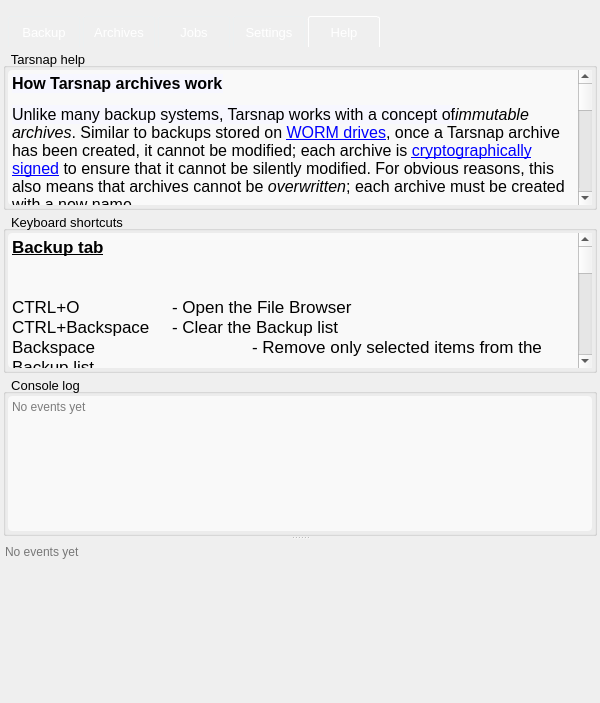
This is forms/mainwindow.ui in Tarsnap/tarsnap-gui as Qt 5 draws it before an edit. The edited form follows.
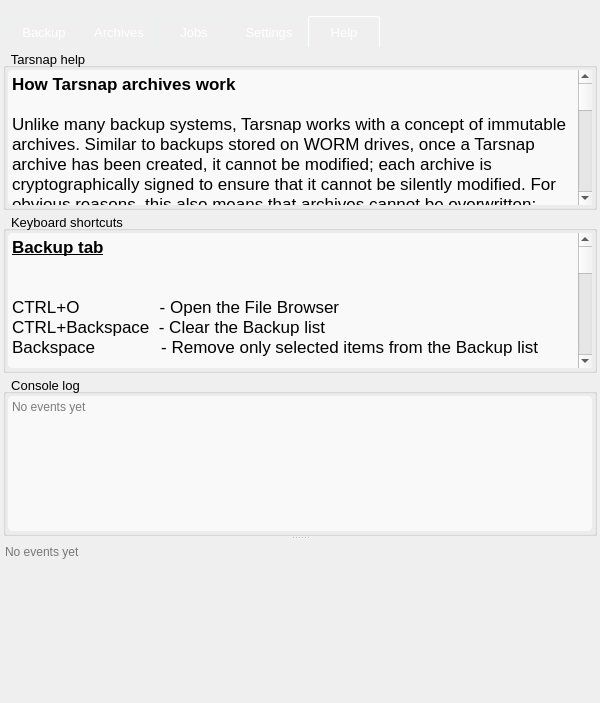
This is the edited form. The open tabs and pages were chosen to show the change. Icons and pictures are not drawn. Custom widgets are drawn as their Qt base class.

Commit message: Improve formatting of text in the Help pane.

Diff of the .ui file:
```diff
--- a/forms/mainwindow.ui
+++ b/forms/mainwindow.ui
@@ -1734,12 +1734,17 @@
 &lt;html&gt;&lt;head&gt;&lt;meta name=&quot;qrichtext&quot; content=&quot;1&quot; /&gt;&lt;style type=&quot;text/css&quot;&gt;
 p, li { white-space: pre-wrap; }
 &lt;/style&gt;&lt;/head&gt;&lt;body style=&quot; font-family:'.Helvetica Neue DeskInterface'; font-size:13pt; font-weight:400; font-style:normal;&quot;&gt;
-&lt;p style=&quot; margin-top:12px; margin-bottom:12px; margin-left:0px; margin-right:0px; -qt-block-indent:0; text-indent:0px;&quot;&gt;&lt;span style=&quot; font-family:'Droid Sans,sans-serif'; font-size:12pt; font-weight:600; color:#000000; background-color:#f7f7ff;&quot;&gt;How Tarsnap archives work&lt;/span&gt;&lt;/p&gt;
-&lt;p style=&quot; margin-top:12px; margin-bottom:12px; margin-left:0px; margin-right:0px; -qt-block-indent:0; text-indent:0px;&quot;&gt;&lt;span style=&quot; font-family:'Droid Sans,sans-serif'; font-size:12pt; color:#000000; background-color:#f7f7ff;&quot;&gt;Unlike many backup systems, Tarsnap works with a concept of&lt;/span&gt;&lt;span style=&quot; font-family:'Droid Sans,sans-serif'; font-size:12pt; font-style:italic; color:#000000;&quot;&gt;immutable archives&lt;/span&gt;&lt;span style=&quot; font-family:'Droid Sans,sans-serif'; font-size:12pt; color:#000000;&quot;&gt;. Similar to backups stored on &lt;/span&gt;&lt;a href=&quot;http://en.wikipedia.org/wiki/Write_once_read_many&quot;&gt;&lt;span style=&quot; font-family:'Droid Sans,sans-serif'; font-size:12pt; text-decoration: underline; color:#0000ff;&quot;&gt;WORM drives&lt;/span&gt;&lt;/a&gt;&lt;span style=&quot; font-family:'Droid Sans,sans-serif'; font-size:12pt; color:#000000;&quot;&gt;, once a Tarsnap archive has been created, it cannot be modified; each archive is &lt;/span&gt;&lt;a href=&quot;https://www.tarsnap.com/crypto.html&quot;&gt;&lt;span style=&quot; font-family:'Droid Sans,sans-serif'; font-size:12pt; text-decoration: underline; color:#0000ff;&quot;&gt;cryptographically signed&lt;/span&gt;&lt;/a&gt;&lt;span style=&quot; font-family:'Droid Sans,sans-serif'; font-size:12pt; color:#000000;&quot;&gt; to ensure that it cannot be silently modified. For obvious reasons, this also means that archives cannot be &lt;/span&gt;&lt;span style=&quot; font-family:'Droid Sans,sans-serif'; font-size:12pt; font-style:italic; color:#000000;&quot;&gt;overwritten&lt;/span&gt;&lt;span style=&quot; font-family:'Droid Sans,sans-serif'; font-size:12pt; color:#000000;&quot;&gt;; each archive must be created with a new name.&lt;/span&gt;&lt;/p&gt;
-&lt;p style=&quot; margin-top:12px; margin-bottom:12px; margin-left:0px; margin-right:0px; -qt-block-indent:0; text-indent:0px;&quot;&gt;&lt;span style=&quot; font-family:'Droid Sans,sans-serif'; font-size:12pt; color:#000000; background-color:#f7f7ff;&quot;&gt;Tarsnap also makes creating new archives very fast: Because Tarsnap&lt;/span&gt;&lt;a href=&quot;https://www.tarsnap.com/efficiency.html&quot;&gt;&lt;span style=&quot; font-family:'Droid Sans,sans-serif'; font-size:12pt; text-decoration: underline; color:#0000ff;&quot;&gt;deduplicates&lt;/span&gt;&lt;/a&gt;&lt;span style=&quot; font-family:'Droid Sans,sans-serif'; font-size:12pt; color:#000000;&quot;&gt; archives against data stored in previous archives, if you have an archive already stored with a previous version of the data you're placing into a new archive, Tarsnap will automatically recognize the duplicated data and only upload the new blocks. Similarly, when you delete an archive, Tarsnap figures out which data was &lt;/span&gt;&lt;span style=&quot; font-family:'Droid Sans,sans-serif'; font-size:12pt; font-style:italic; color:#000000;&quot;&gt;only&lt;/span&gt;&lt;span style=&quot; font-family:'Droid Sans,sans-serif'; font-size:12pt; color:#000000;&quot;&gt; in that archive, and deletes it, while leaving behind any data which is still needed by other archives.&lt;/span&gt;&lt;/p&gt;
-&lt;p style=&quot; margin-top:12px; margin-bottom:12px; margin-left:0px; margin-right:0px; -qt-block-indent:0; text-indent:0px;&quot;&gt;&lt;span style=&quot; font-family:'Droid Sans,sans-serif'; font-size:12pt; color:#000000; background-color:#f7f7ff;&quot;&gt;In short, to use Tarsnap you should start by forgetting everything you know about managing backups. If you want a backup of your data every day, then just ask Tarsnap to create a backup of your data every day.&lt;/span&gt;&lt;/p&gt;
-&lt;p style=&quot; margin-top:12px; margin-bottom:12px; margin-left:0px; margin-right:0px; -qt-block-indent:0; text-indent:0px;&quot;&gt;&lt;span style=&quot; font-family:'Droid Sans,sans-serif'; font-size:12pt; font-weight:600; color:#000000; background-color:#f7f7ff;&quot;&gt;Tarsnap cache directory&lt;/span&gt;&lt;/p&gt;
-&lt;p style=&quot; margin-top:12px; margin-bottom:12px; margin-left:0px; margin-right:0px; -qt-block-indent:0; text-indent:0px;&quot;&gt;&lt;span style=&quot; font-family:'Droid Sans,sans-serif'; font-size:12pt; color:#000000; background-color:#f7f7ff;&quot;&gt;The&lt;/span&gt;&lt;span style=&quot; font-family:'Courier New,courier'; font-size:12pt; color:#000000;&quot;&gt;tarsnap -c&lt;/span&gt;&lt;span style=&quot; font-family:'Droid Sans,sans-serif'; font-size:12pt; color:#000000;&quot;&gt; and &lt;/span&gt;&lt;span style=&quot; font-family:'Courier New,courier'; font-size:12pt; color:#000000;&quot;&gt;tarsnap -d&lt;/span&gt;&lt;span style=&quot; font-family:'Droid Sans,sans-serif'; font-size:12pt; color:#000000;&quot;&gt; (archive creating and deleting) operations use a &amp;quot;cache directory&amp;quot; which allows Tarsnap to identify which blocks of data have been previously stored; this directory is specified via the &lt;/span&gt;&lt;span style=&quot; font-family:'Courier New,courier'; font-size:12pt; color:#000000;&quot;&gt;cachedir&lt;/span&gt;&lt;span style=&quot; font-family:'Droid Sans,sans-serif'; font-size:12pt; color:#000000;&quot;&gt; directive in the Tarsnap configuration file or via the &lt;/span&gt;&lt;span style=&quot; font-family:'Courier New,courier'; font-size:12pt; color:#000000;&quot;&gt;--cachedir&lt;/span&gt;&lt;span style=&quot; font-family:'Droid Sans,sans-serif'; font-size:12pt; color:#000000;&quot;&gt; option to Tarsnap. If the cache directory is lost or out of date, the &lt;/span&gt;&lt;span style=&quot; font-family:'Courier New,courier'; font-size:12pt; color:#000000;&quot;&gt;tarsnap -c&lt;/span&gt;&lt;span style=&quot; font-family:'Droid Sans,sans-serif'; font-size:12pt; color:#000000;&quot;&gt; and &lt;/span&gt;&lt;span style=&quot; font-family:'Courier New,courier'; font-size:12pt; color:#000000;&quot;&gt;tarsnap -d&lt;/span&gt;&lt;span style=&quot; font-family:'Droid Sans,sans-serif'; font-size:12pt; color:#000000;&quot;&gt; operations will exit with an error message instructing you to run &lt;/span&gt;&lt;span style=&quot; font-family:'Courier New,courier'; font-size:12pt; color:#000000;&quot;&gt;tarsnap --fsck&lt;/span&gt;&lt;span style=&quot; font-family:'Droid Sans,sans-serif'; font-size:12pt; color:#000000;&quot;&gt; to regenerate the cache directory.&lt;/span&gt;&lt;/p&gt;
+&lt;p style=&quot; margin-top:0px; margin-bottom:0px; margin-left:0px; margin-right:0px; -qt-block-indent:0; text-indent:0px;&quot;&gt;&lt;span style=&quot; font-weight:600;&quot;&gt;How Tarsnap archives work&lt;/span&gt;&lt;/p&gt;
+&lt;p style=&quot;-qt-paragraph-type:empty; margin-top:0px; margin-bottom:0px; margin-left:0px; margin-right:0px; -qt-block-indent:0; text-indent:0px;&quot;&gt;&lt;br /&gt;&lt;/p&gt;
+&lt;p style=&quot; margin-top:0px; margin-bottom:0px; margin-left:0px; margin-right:0px; -qt-block-indent:0; text-indent:0px;&quot;&gt;Unlike many backup systems, Tarsnap works with a concept of immutable archives. Similar to backups stored on WORM drives, once a Tarsnap archive has been created, it cannot be modified; each archive is cryptographically signed to ensure that it cannot be silently modified. For obvious reasons, this also means that archives cannot be overwritten; each archive must be created with a new name.&lt;/p&gt;
+&lt;p style=&quot;-qt-paragraph-type:empty; margin-top:0px; margin-bottom:0px; margin-left:0px; margin-right:0px; -qt-block-indent:0; text-indent:0px;&quot;&gt;&lt;br /&gt;&lt;/p&gt;
+&lt;p style=&quot; margin-top:0px; margin-bottom:0px; margin-left:0px; margin-right:0px; -qt-block-indent:0; text-indent:0px;&quot;&gt;Tarsnap also makes creating new archives very fast: Because Tarsnap deduplicates archives against data stored in previous archives, if you have an archive already stored with a previous version of the data you're placing into a new archive, Tarsnap will automatically recognize the duplicated data and only upload the new blocks. Similarly, when you delete an archive, Tarsnap figures out which data was only in that archive, and deletes it, while leaving behind any data which is still needed by other archives.&lt;/p&gt;
+&lt;p style=&quot;-qt-paragraph-type:empty; margin-top:0px; margin-bottom:0px; margin-left:0px; margin-right:0px; -qt-block-indent:0; text-indent:0px;&quot;&gt;&lt;br /&gt;&lt;/p&gt;
+&lt;p style=&quot; margin-top:0px; margin-bottom:0px; margin-left:0px; margin-right:0px; -qt-block-indent:0; text-indent:0px;&quot;&gt;In short, to use Tarsnap you should start by forgetting everything you know about managing backups. If you want a backup of your data every day, then just ask Tarsnap to create a backup of your data every day.&lt;/p&gt;
+&lt;p style=&quot;-qt-paragraph-type:empty; margin-top:0px; margin-bottom:0px; margin-left:0px; margin-right:0px; -qt-block-indent:0; text-indent:0px;&quot;&gt;&lt;br /&gt;&lt;/p&gt;
+&lt;p style=&quot; margin-top:0px; margin-bottom:0px; margin-left:0px; margin-right:0px; -qt-block-indent:0; text-indent:0px;&quot;&gt;&lt;span style=&quot; font-weight:600;&quot;&gt;Tarsnap cache directory&lt;/span&gt;&lt;/p&gt;
+&lt;p style=&quot;-qt-paragraph-type:empty; margin-top:0px; margin-bottom:0px; margin-left:0px; margin-right:0px; -qt-block-indent:0; text-indent:0px;&quot;&gt;&lt;br /&gt;&lt;/p&gt;
+&lt;p style=&quot; margin-top:0px; margin-bottom:0px; margin-left:0px; margin-right:0px; -qt-block-indent:0; text-indent:0px;&quot;&gt;The tarsnap -c and tarsnap -d (archive creating and deleting) operations use a &amp;quot;cache directory&amp;quot; which allows Tarsnap to identify which blocks of data have been previously stored; this directory is specified via the cachedir directive in the Tarsnap configuration file or via the --cachedir option to Tarsnap. If the cache directory is lost or out of date, the tarsnap -c and tarsnap -d operations will exit with an error message instructing you to run tarsnap --fsck to regenerate the cache directory.&lt;/p&gt;
 &lt;p style=&quot; margin-top:12px; margin-bottom:12px; margin-left:0px; margin-right:0px; -qt-block-indent:0; text-indent:0px;&quot;&gt;&lt;span style=&quot; font-family:'Droid Sans,sans-serif'; font-size:12pt; color:#000000;&quot;&gt;More help at &lt;/span&gt;&lt;a href=&quot;http://www.tarsnap.com/gettingstarted.html&quot;&gt;&lt;span style=&quot; font-size:12pt; text-decoration: underline; color:#0000ff;&quot;&gt;http://www.tarsnap.com/gettingstarted.html&lt;/span&gt;&lt;/a&gt;&lt;/p&gt;&lt;/body&gt;&lt;/html&gt;</string>
                 </property>
                 <property name="openExternalLinks">
@@ -1786,29 +1791,29 @@
 &lt;/style&gt;&lt;/head&gt;&lt;body style=&quot; font-family:'.Helvetica Neue DeskInterface'; font-size:13pt; font-weight:400; font-style:normal;&quot;&gt;
 &lt;p style=&quot; margin-top:0px; margin-bottom:0px; margin-left:0px; margin-right:0px; -qt-block-indent:0; text-indent:0px;&quot;&gt;&lt;span style=&quot; font-family:'Helvetica'; font-weight:600; text-decoration: underline;&quot;&gt;Backup tab&lt;/span&gt;&lt;/p&gt;
 &lt;p style=&quot; margin-top:0px; margin-bottom:0px; margin-left:0px; margin-right:0px; -qt-block-indent:0; text-indent:0px;&quot;&gt;&lt;span style=&quot; font-family:'Helvetica';&quot;&gt;&lt;br /&gt;&lt;/span&gt;&lt;/p&gt;
-&lt;p style=&quot; margin-top:0px; margin-bottom:0px; margin-left:0px; margin-right:0px; -qt-block-indent:0; text-indent:0px;&quot;&gt;&lt;span style=&quot; font-family:'Helvetica';&quot;&gt;CTRL+O 		- Open the File Browser&lt;/span&gt;&lt;/p&gt;
-&lt;p style=&quot; margin-top:0px; margin-bottom:0px; margin-left:0px; margin-right:0px; -qt-block-indent:0; text-indent:0px;&quot;&gt;&lt;span style=&quot; font-family:'Helvetica';&quot;&gt;CTRL+Backspace 	- Clear the Backup list&lt;/span&gt;&lt;/p&gt;
-&lt;p style=&quot; margin-top:0px; margin-bottom:0px; margin-left:0px; margin-right:0px; -qt-block-indent:0; text-indent:0px;&quot;&gt;&lt;span style=&quot; font-family:'Helvetica';&quot;&gt;Backspace 		- Remove only selected items from the Backup list&lt;/span&gt;&lt;/p&gt;
+&lt;p style=&quot; margin-top:0px; margin-bottom:0px; margin-left:0px; margin-right:0px; -qt-block-indent:0; text-indent:0px;&quot;&gt;&lt;span style=&quot; font-family:'Helvetica';&quot;&gt;CTRL+O                 - Open the File Browser&lt;/span&gt;&lt;/p&gt;
+&lt;p style=&quot; margin-top:0px; margin-bottom:0px; margin-left:0px; margin-right:0px; -qt-block-indent:0; text-indent:0px;&quot;&gt;&lt;span style=&quot; font-family:'Helvetica';&quot;&gt;CTRL+Backspace  - Clear the Backup list&lt;/span&gt;&lt;/p&gt;
+&lt;p style=&quot; margin-top:0px; margin-bottom:0px; margin-left:0px; margin-right:0px; -qt-block-indent:0; text-indent:0px;&quot;&gt;&lt;span style=&quot; font-family:'Helvetica';&quot;&gt;Backspace              - Remove only selected items from the Backup list&lt;/span&gt;&lt;/p&gt;
 &lt;p style=&quot; margin-top:0px; margin-bottom:0px; margin-left:0px; margin-right:0px; -qt-block-indent:0; text-indent:0px;&quot;&gt;&lt;span style=&quot; font-family:'Helvetica';&quot;&gt;&lt;br /&gt;&lt;/span&gt;&lt;/p&gt;
 &lt;p style=&quot; margin-top:0px; margin-bottom:0px; margin-left:0px; margin-right:0px; -qt-block-indent:0; text-indent:0px;&quot;&gt;&lt;span style=&quot; font-family:'Helvetica'; font-weight:600; text-decoration: underline;&quot;&gt;Archives tab&lt;/span&gt;&lt;/p&gt;
 &lt;p style=&quot; margin-top:0px; margin-bottom:0px; margin-left:0px; margin-right:0px; -qt-block-indent:0; text-indent:0px;&quot;&gt;&lt;span style=&quot; font-family:'Helvetica';&quot;&gt;&lt;br /&gt;&lt;/span&gt;&lt;/p&gt;
-&lt;p style=&quot; margin-top:0px; margin-bottom:0px; margin-left:0px; margin-right:0px; -qt-block-indent:0; text-indent:0px;&quot;&gt;&lt;span style=&quot; font-family:'Helvetica';&quot;&gt;CTRL+R 	- Refresh the Archives list&lt;/span&gt;&lt;/p&gt;
-&lt;p style=&quot; margin-top:0px; margin-bottom:0px; margin-left:0px; margin-right:0px; -qt-block-indent:0; text-indent:0px;&quot;&gt;&lt;span style=&quot; font-family:'Helvetica';&quot;&gt;Backspace 	- Delete selected Archives&lt;/span&gt;&lt;/p&gt;
+&lt;p style=&quot; margin-top:0px; margin-bottom:0px; margin-left:0px; margin-right:0px; -qt-block-indent:0; text-indent:0px;&quot;&gt;&lt;span style=&quot; font-family:'Helvetica';&quot;&gt;CTRL+R     - Refresh the Archives list&lt;/span&gt;&lt;/p&gt;
+&lt;p style=&quot; margin-top:0px; margin-bottom:0px; margin-left:0px; margin-right:0px; -qt-block-indent:0; text-indent:0px;&quot;&gt;&lt;span style=&quot; font-family:'Helvetica';&quot;&gt;Backspace  - Delete selected Archives&lt;/span&gt;&lt;/p&gt;
 &lt;p style=&quot; margin-top:0px; margin-bottom:0px; margin-left:0px; margin-right:0px; -qt-block-indent:0; text-indent:0px;&quot;&gt;&lt;span style=&quot; font-family:'Helvetica';&quot;&gt;&lt;br /&gt;&lt;/span&gt;&lt;/p&gt;
 &lt;p style=&quot; margin-top:0px; margin-bottom:0px; margin-left:0px; margin-right:0px; -qt-block-indent:0; text-indent:0px;&quot;&gt;&lt;span style=&quot; font-family:'Helvetica'; font-weight:600; text-decoration: underline;&quot;&gt;Jobs tab&lt;/span&gt;&lt;/p&gt;
 &lt;p style=&quot; margin-top:0px; margin-bottom:0px; margin-left:0px; margin-right:0px; -qt-block-indent:0; text-indent:0px;&quot;&gt;&lt;span style=&quot; font-family:'Helvetica';&quot;&gt;&lt;br /&gt;&lt;/span&gt;&lt;/p&gt;
-&lt;p style=&quot; margin-top:0px; margin-bottom:0px; margin-left:0px; margin-right:0px; -qt-block-indent:0; text-indent:0px;&quot;&gt;&lt;span style=&quot; font-family:'Helvetica';&quot;&gt;CTRL+N 	- Add new Job&lt;/span&gt;&lt;/p&gt;
-&lt;p style=&quot; margin-top:0px; margin-bottom:0px; margin-left:0px; margin-right:0px; -qt-block-indent:0; text-indent:0px;&quot;&gt;&lt;span style=&quot; font-family:'Helvetica';&quot;&gt;CTRL+B 	- Initiate backup on selected Jobs&lt;/span&gt;&lt;/p&gt;
+&lt;p style=&quot; margin-top:0px; margin-bottom:0px; margin-left:0px; margin-right:0px; -qt-block-indent:0; text-indent:0px;&quot;&gt;&lt;span style=&quot; font-family:'Helvetica';&quot;&gt;CTRL+N   - Add new Job&lt;/span&gt;&lt;/p&gt;
+&lt;p style=&quot; margin-top:0px; margin-bottom:0px; margin-left:0px; margin-right:0px; -qt-block-indent:0; text-indent:0px;&quot;&gt;&lt;span style=&quot; font-family:'Helvetica';&quot;&gt;CTRL+B   - Initiate backup on selected Jobs&lt;/span&gt;&lt;/p&gt;
 &lt;p style=&quot; margin-top:0px; margin-bottom:0px; margin-left:0px; margin-right:0px; -qt-block-indent:0; text-indent:0px;&quot;&gt;&lt;span style=&quot; font-family:'Helvetica';&quot;&gt;&lt;br /&gt;&lt;/span&gt;&lt;/p&gt;
 &lt;p style=&quot; margin-top:0px; margin-bottom:0px; margin-left:0px; margin-right:0px; -qt-block-indent:0; text-indent:0px;&quot;&gt;&lt;span style=&quot; font-family:'Helvetica'; font-weight:600; text-decoration: underline;&quot;&gt;Settings tab&lt;/span&gt;&lt;/p&gt;
 &lt;p style=&quot; margin-top:0px; margin-bottom:0px; margin-left:0px; margin-right:0px; -qt-block-indent:0; text-indent:0px;&quot;&gt;&lt;span style=&quot; font-family:'Helvetica';&quot;&gt;&lt;br /&gt;&lt;/span&gt;&lt;/p&gt;
-&lt;p style=&quot; margin-top:0px; margin-bottom:0px; margin-left:0px; margin-right:0px; -qt-block-indent:0; text-indent:0px;&quot;&gt;&lt;span style=&quot; font-family:'Helvetica';&quot;&gt;CTRL+R 	- Refresh Account Summary&lt;/span&gt;&lt;/p&gt;
+&lt;p style=&quot; margin-top:0px; margin-bottom:0px; margin-left:0px; margin-right:0px; -qt-block-indent:0; text-indent:0px;&quot;&gt;&lt;span style=&quot; font-family:'Helvetica';&quot;&gt;CTRL+R  - Refresh Account Summary&lt;/span&gt;&lt;/p&gt;
 &lt;p style=&quot; margin-top:0px; margin-bottom:0px; margin-left:0px; margin-right:0px; -qt-block-indent:0; text-indent:0px;&quot;&gt;&lt;span style=&quot; font-family:'Helvetica';&quot;&gt;&lt;br /&gt;&lt;/span&gt;&lt;/p&gt;
 &lt;p style=&quot; margin-top:0px; margin-bottom:0px; margin-left:0px; margin-right:0px; -qt-block-indent:0; text-indent:0px;&quot;&gt;&lt;span style=&quot; font-family:'Helvetica'; font-weight:600; text-decoration: underline;&quot;&gt;General&lt;/span&gt;&lt;/p&gt;
 &lt;p style=&quot; margin-top:0px; margin-bottom:0px; margin-left:0px; margin-right:0px; -qt-block-indent:0; text-indent:0px;&quot;&gt;&lt;span style=&quot; font-family:'Helvetica';&quot;&gt;&lt;br /&gt;&lt;/span&gt;&lt;/p&gt;
-&lt;p style=&quot; margin-top:0px; margin-bottom:0px; margin-left:0px; margin-right:0px; -qt-block-indent:0; text-indent:0px;&quot;&gt;&lt;span style=&quot; font-family:'Helvetica';&quot;&gt;CTRL+[1-5] 	- Switch between Backup, Archives.. tabs&lt;/span&gt;&lt;/p&gt;
+&lt;p style=&quot; margin-top:0px; margin-bottom:0px; margin-left:0px; margin-right:0px; -qt-block-indent:0; text-indent:0px;&quot;&gt;&lt;span style=&quot; font-family:'Helvetica';&quot;&gt;CTRL+[1-5]  - Switch between Backup, Archives.. tabs&lt;/span&gt;&lt;/p&gt;
 &lt;p style=&quot; margin-top:0px; margin-bottom:0px; margin-left:0px; margin-right:0px; -qt-block-indent:0; text-indent:0px;&quot;&gt;&lt;span style=&quot; font-family:'Helvetica';&quot;&gt;&lt;br /&gt;&lt;/span&gt;&lt;/p&gt;
-&lt;p style=&quot; margin-top:0px; margin-bottom:0px; margin-left:0px; margin-right:0px; -qt-block-indent:0; text-indent:0px;&quot;&gt;&lt;span style=&quot; font-family:'Helvetica'; font-style:italic;&quot;&gt;* CTRL is CMD on OS X&lt;/span&gt; &lt;/p&gt;&lt;/body&gt;&lt;/html&gt;</string>
+&lt;p style=&quot; margin-top:0px; margin-bottom:0px; margin-left:0px; margin-right:0px; -qt-block-indent:0; text-indent:0px;&quot;&gt;&lt;span style=&quot; font-family:'Helvetica'; font-style:italic;&quot;&gt;* CTRL is CMD on OS X &lt;/span&gt; &lt;/p&gt;&lt;/body&gt;&lt;/html&gt;</string>
                 </property>
                </widget>
               </item>
```
